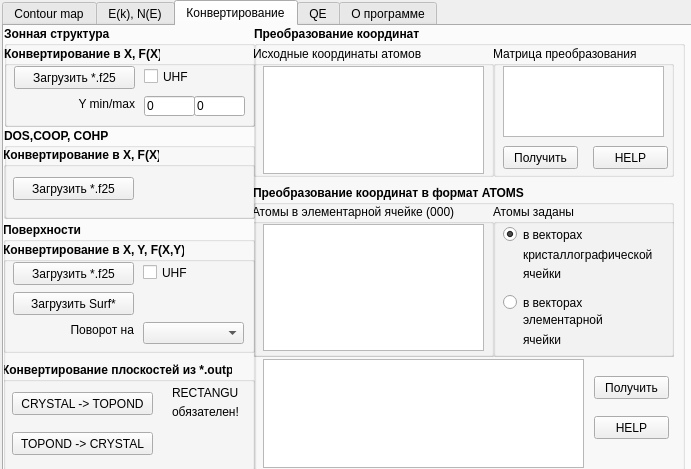
Qt form ui/mainwindow.ui (small23/QGraphViewer) before a commit.
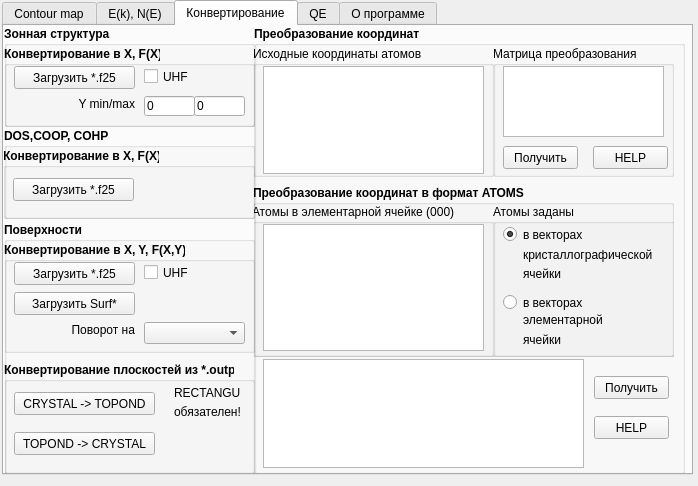
The same form after that commit. The open tabs and pages were chosen to show the change.

```diff
--- a/ui/mainwindow.ui
+++ b/ui/mainwindow.ui
@@ -9,8 +9,8 @@
    <rect>
     <x>0</x>
     <y>0</y>
-    <width>691</width>
-    <height>469</height>
+    <width>698</width>
+    <height>486</height>
    </rect>
   </property>
   <property name="sizePolicy">
@@ -4037,9 +4037,9 @@
        <property name="geometry">
         <rect>
          <x>-1</x>
-         <y>19</y>
+         <y>20</y>
          <width>252</width>
-         <height>72</height>
+         <height>71</height>
         </rect>
        </property>
        <property name="font">
@@ -4079,10 +4079,10 @@
      <widget class="QGroupBox" name="groupBox_16">
       <property name="geometry">
        <rect>
-        <x>-1</x>
+        <x>0</x>
         <y>196</y>
-        <width>252</width>
-        <height>249</height>
+        <width>251</width>
+        <height>252</height>
        </rect>
       </property>
       <property name="font">
@@ -4101,7 +4101,7 @@
         <rect>
          <x>0</x>
          <y>20</y>
-         <width>252</width>
+         <width>251</width>
          <height>111</height>
         </rect>
        </property>
@@ -4225,10 +4225,10 @@
       <widget class="QGroupBox" name="groupBox_18">
        <property name="geometry">
         <rect>
-         <x>-1</x>
+         <x>0</x>
          <y>140</y>
-         <width>253</width>
-         <height>109</height>
+         <width>251</width>
+         <height>112</height>
         </rect>
        </property>
        <property name="font">
@@ -4334,7 +4334,7 @@
         <x>250</x>
         <y>0</y>
         <width>431</width>
-        <height>445</height>
+        <height>448</height>
        </rect>
       </property>
       <property name="font">
```
Left out of the diff: 26 changed lines with no effect on the pictures.
